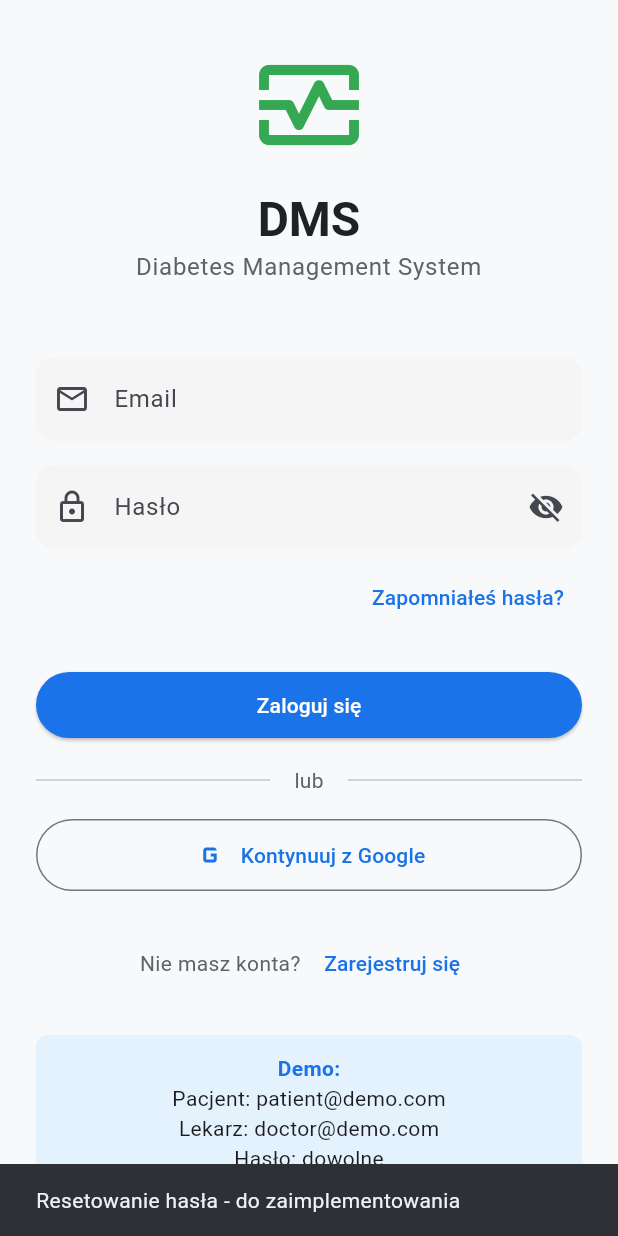
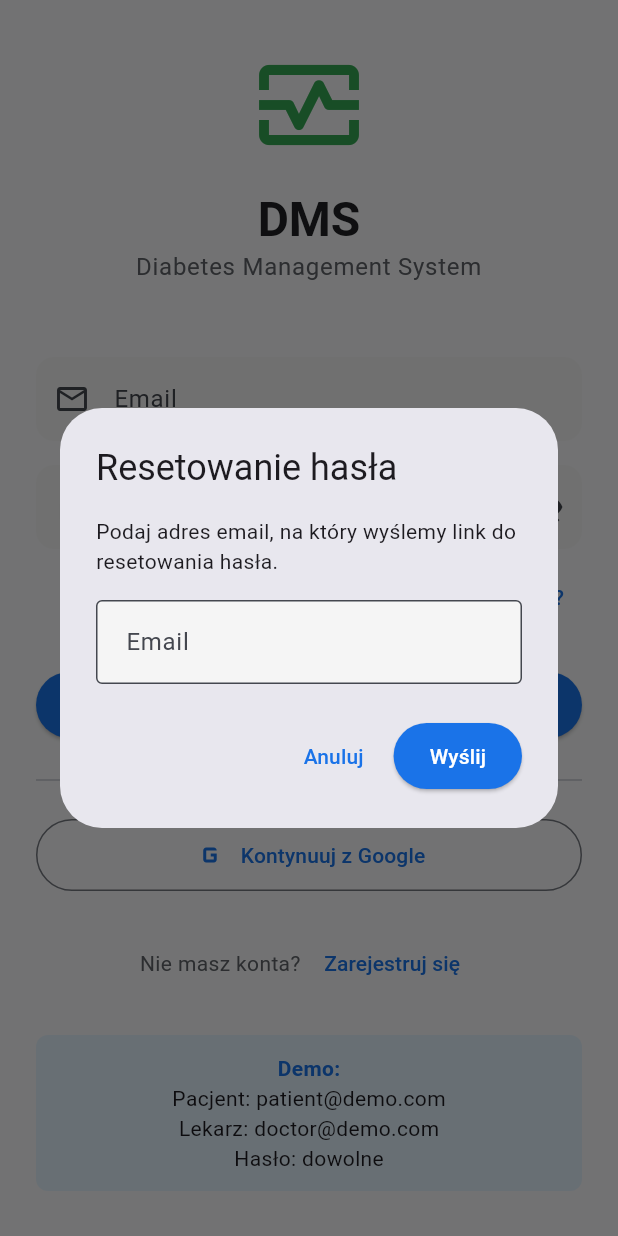
Before and after one commit to ziemniak04/DMS, a Flutter app: the screen it shows after launch, after a tap on "Zapomniałeś hasła?", on a phone screen of 412 x 824 dp. Run offline on Flutter 3.47's test engine with Material 3 defaults, Android fonts, the phone set to English and light mode, and no system bars; our stand-ins replace firebase_auth, firebase_core, fl_chart, go_router, google_fonts, shared_preferences; accounts and stored records are empty.

```diff
--- /dev/null
+++ b/devtools_options.yaml
@@ -0,0 +1,3 @@
+description: This file stores settings for Dart & Flutter DevTools.
+documentation: https://docs.flutter.dev/tools/devtools/extensions#configure-extension-enablement-states
+extensions:
--- a/lib/features/auth/screens/login_screen.dart
+++ b/lib/features/auth/screens/login_screen.dart
@@ -48,6 +48,72 @@ class _LoginScreenState extends State<LoginScreen> {
         }
       }
     }
+  }
+
+  void _showPasswordResetDialog(BuildContext context) {
+    final emailController = TextEditingController();
+    showDialog(
+      context: context,
+      builder: (dialogContext) => AlertDialog(
+        title: const Text('Resetowanie hasła'),
+        content: Column(
+          mainAxisSize: MainAxisSize.min,
+          children: [
+            const Text('Podaj adres email, na który wyślemy link do resetowania hasła.'),
+            const SizedBox(height: 16),
+            TextField(
+              controller: emailController,
+              keyboardType: TextInputType.emailAddress,
+              decoration: const InputDecoration(
+                labelText: 'Email',
+                border: OutlineInputBorder(),
+              ),
+            ),
+          ],
+        ),
+        actions: [
+          TextButton(
+            onPressed: () => Navigator.of(dialogContext).pop(),
+            child: const Text('Anuluj'),
+          ),
+          ElevatedButton(
+            onPressed: () async {
+              final email = emailController.text.trim();
+              if (email.isEmpty) {
+                ScaffoldMessenger.of(context).showSnackBar(
+                  const SnackBar(content: Text('Proszę podać adres email')),
+                );
+                return;
+              }
+
+              Navigator.of(dialogContext).pop();
+
+              final authProvider = context.read<AuthProvider>();
+              final success = await authProvider.sendPasswordResetEmail(email);
+
+              if (context.mounted) {
+                if (success) {
+                  ScaffoldMessenger.of(context).showSnackBar(
+                    SnackBar(
+                      content: Text('Link do resetowania hasła został wysłany na $email'),
+                      backgroundColor: Colors.green,
+                    ),
+                  );
+                } else {
+                  ScaffoldMessenger.of(context).showSnackBar(
+                    SnackBar(
+                      content: Text(authProvider.error ?? 'Wystąpił błąd'),
+                      backgroundColor: Colors.red,
+                    ),
+                  );
+                }
+              }
+            },
+            child: const Text('Wyślij'),
+          ),
+        ],
+      ),
+    );
   }
 
   @override
@@ -135,14 +201,7 @@ class _LoginScreenState extends State<LoginScreen> {
                   Align(
                     alignment: Alignment.centerRight,
                     child: TextButton(
-                      onPressed: () {
-                        // TODO: [PLACEHOLDER] Implement password reset
-                        ScaffoldMessenger.of(context).showSnackBar(
-                          const SnackBar(
-                            content: Text('Resetowanie hasła - do zaimplementowania'),
-                          ),
-                        );
-                      },
+                      onPressed: () => _showPasswordResetDialog(context),
                       child: const Text('Zapomniałeś hasła?'),
                     ),
                   ),
--- a/lib/main.dart
+++ b/lib/main.dart
@@ -1,18 +1,20 @@
 import 'package:flutter/material.dart';
 import 'package:provider/provider.dart';
+import 'package:firebase_core/firebase_core.dart';
 import 'package:dms_app/core/theme/app_theme.dart';
 import 'package:dms_app/core/router/app_router.dart';
 import 'package:dms_app/providers/auth_provider.dart';
 import 'package:dms_app/providers/glucose_provider.dart';
 import 'package:dms_app/providers/events_provider.dart';
+import 'package:dms_app/firebase_options.dart';
 
-void main() {
+void main() async {
   WidgetsFlutterBinding.ensureInitialized();
 
-  // TODO: [PLACEHOLDER] Initialize Firebase
-  // await Firebase.initializeApp(
-  //   options: DefaultFirebaseOptions.currentPlatform,
-  // );
+  // Initialize Firebase
+  await Firebase.initializeApp(
+    options: DefaultFirebaseOptions.currentPlatform,
+  );
 
   runApp(const DMSApp());
 }
```
Also changed, not shown: lib/models/user.dart (+8 -3 lines), lib/providers/auth_provider.dart (+83 -46 lines), lib/services/firebase_auth_service.dart (added, +150 -0 lines), pubspec.yaml (+8 -8 lines), pubspec.lock, 6 other files.
